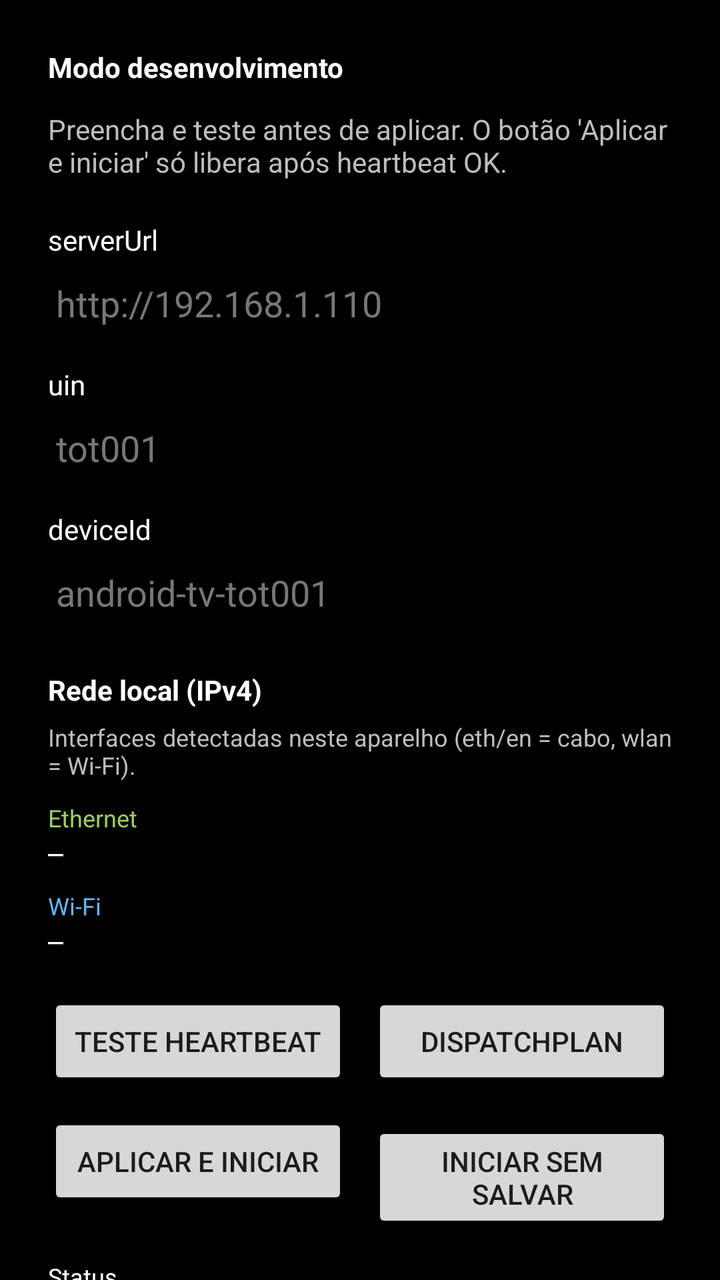
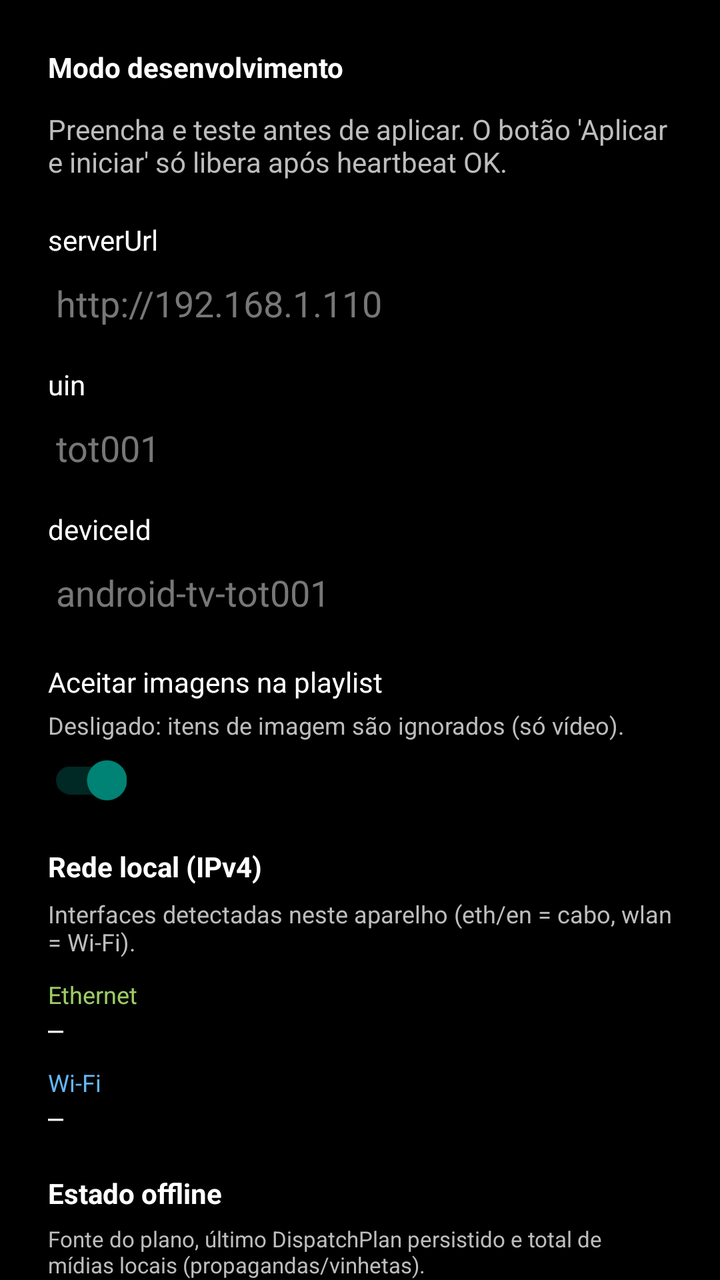

Compare the two renders of this Android layout. The source of the first and the diff that turns it into the second are given below.
<!-- AndroidManifest.xml: activity theme Theme.PlayerAD -->
<!-- res/layout/activity_debug_config.xml -->
<?xml version="1.0" encoding="utf-8"?>
<ScrollView xmlns:android="http://schemas.android.com/apk/res/android"
    android:layout_width="match_parent"
    android:layout_height="match_parent"
    android:background="#000000">

    <LinearLayout
        android:layout_width="match_parent"
        android:layout_height="wrap_content"
        android:padding="24dp"
        android:orientation="vertical">

        <TextView
            android:id="@+id/textReason"
            android:layout_width="match_parent"
            android:layout_height="wrap_content"
            android:textColor="#FFFFFF"
            android:textStyle="bold"
            android:text="Modo desenvolvimento"/>

        <TextView
            android:layout_width="match_parent"
            android:layout_height="wrap_content"
            android:layout_marginTop="12dp"
            android:textColor="#BDBDBD"
            android:text="Preencha e teste antes de aplicar. O botão 'Aplicar e iniciar' só libera após heartbeat OK."/>

        <TextView
            android:layout_width="match_parent"
            android:layout_height="wrap_content"
            android:layout_marginTop="20dp"
            android:textColor="#FFFFFF"
            android:text="serverUrl"/>

        <EditText
            android:id="@+id/editServerUrl"
            android:layout_width="match_parent"
            android:layout_height="wrap_content"
            android:inputType="textUri"
            android:textColor="#FFFFFF"
            android:textColorHint="#777777"
            android:hint="http://192.168.1.110"/>

        <TextView
            android:layout_width="match_parent"
            android:layout_height="wrap_content"
            android:layout_marginTop="12dp"
            android:textColor="#FFFFFF"
            android:text="uin"/>

        <EditText
            android:id="@+id/editUin"
            android:layout_width="match_parent"
            android:layout_height="wrap_content"
            android:inputType="text"
            android:textColor="#FFFFFF"
            android:textColorHint="#777777"
            android:hint="tot001"/>

        <TextView
            android:layout_width="match_parent"
            android:layout_height="wrap_content"
            android:layout_marginTop="12dp"
            android:textColor="#FFFFFF"
            android:text="deviceId"/>

        <EditText
            android:id="@+id/editDeviceId"
            android:layout_width="match_parent"
            android:layout_height="wrap_content"
            android:inputType="text"
            android:textColor="#FFFFFF"
            android:textColorHint="#777777"
            android:hint="android-tv-tot001"/>

        <TextView
            android:layout_width="match_parent"
            android:layout_height="wrap_content"
            android:layout_marginTop="20dp"
            android:textColor="#FFFFFF"
            android:textStyle="bold"
            android:text="Rede local (IPv4)"/>

        <TextView
            android:layout_width="match_parent"
            android:layout_height="wrap_content"
            android:layout_marginTop="6dp"
            android:textColor="#BDBDBD"
            android:textSize="12sp"
            android:text="Interfaces detectadas neste aparelho (eth/en = cabo, wlan = Wi‑Fi)."/>

        <TextView
            android:layout_width="match_parent"
            android:layout_height="wrap_content"
            android:layout_marginTop="10dp"
            android:textColor="#9CCC65"
            android:textSize="12sp"
            android:text="Ethernet"/>

        <TextView
            android:id="@+id/textIpEthernet"
            android:layout_width="match_parent"
            android:layout_height="wrap_content"
            android:textColor="#FFFFFF"
            android:textSize="13sp"
            android:fontFamily="monospace"
            android:text="—"/>

        <TextView
            android:layout_width="match_parent"
            android:layout_height="wrap_content"
            android:layout_marginTop="10dp"
            android:textColor="#64B5F6"
            android:textSize="12sp"
            android:text="Wi‑Fi"/>

        <TextView
            android:id="@+id/textIpWifi"
            android:layout_width="match_parent"
            android:layout_height="wrap_content"
            android:textColor="#FFFFFF"
            android:textSize="13sp"
            android:fontFamily="monospace"
            android:text="—"/>

        <TextView
            android:id="@+id/labelIpOther"
            android:layout_width="match_parent"
            android:layout_height="wrap_content"
            android:layout_marginTop="10dp"
            android:textColor="#BDBDBD"
            android:textSize="12sp"
            android:visibility="gone"
            android:text="Outras interfaces"/>

        <TextView
            android:id="@+id/textIpOther"
            android:layout_width="match_parent"
            android:layout_height="wrap_content"
            android:textColor="#FFFFFF"
            android:textSize="12sp"
            android:fontFamily="monospace"
            android:visibility="gone"
            android:text=""/>

        <LinearLayout
            android:layout_width="match_parent"
            android:layout_height="wrap_content"
            android:orientation="horizontal"
            android:layout_marginTop="18dp">

            <Button
                android:id="@+id/btnTestHeartbeat"
                android:layout_width="0dp"
                android:layout_height="wrap_content"
                android:layout_weight="1"
                android:text="Teste heartbeat"/>

            <Button
                android:id="@+id/btnTestDispatch"
                android:layout_width="0dp"
                android:layout_height="wrap_content"
                android:layout_weight="1"
                android:layout_marginStart="12dp"
                android:text="DispatchPlan"/>
        </LinearLayout>

        <LinearLayout
            android:layout_width="match_parent"
            android:layout_height="wrap_content"
            android:orientation="horizontal"
            android:layout_marginTop="12dp">

            <Button
                android:id="@+id/btnApplyAndStart"
                android:layout_width="0dp"
                android:layout_height="wrap_content"
                android:layout_weight="1"
                android:text="Aplicar e iniciar"/>

            <Button
                android:id="@+id/btnStartWithoutSave"
                android:layout_width="0dp"
                android:layout_height="wrap_content"
                android:layout_weight="1"
                android:layout_marginStart="12dp"
                android:text="Iniciar sem salvar"/>
        </LinearLayout>

        <TextView
            android:id="@+id/textStatus"
            android:layout_width="match_parent"
            android:layout_height="wrap_content"
            android:layout_marginTop="18dp"
            android:textColor="#FFFFFF"
            android:textSize="12sp"
            android:text="Status..."/>

        <TextView
            android:layout_width="match_parent"
            android:layout_height="wrap_content"
            android:layout_marginTop="24dp"
            android:textColor="#FFFFFF"
            android:textStyle="bold"
            android:text="Registo operacional"/>

        <TextView
            android:layout_width="match_parent"
            android:layout_height="wrap_content"
            android:layout_marginTop="6dp"
            android:textColor="#BDBDBD"
            android:textSize="11sp"
            android:text="Ações, erros e recebimento de DispatchPlan (data/hora). Ficheiro privado em filesDir do app."/>

        <LinearLayout
            android:layout_width="match_parent"
            android:layout_height="wrap_content"
            android:orientation="horizontal"
            android:layout_marginTop="10dp">

            <Button
                android:id="@+id/btnRefreshOperationalLog"
                android:layout_width="0dp"
                android:layout_height="wrap_content"
                android:layout_weight="1"
                android:text="Atualizar registo"/>

            <Button
                android:id="@+id/btnClearOperationalLog"
                android:layout_width="0dp"
                android:layout_height="wrap_content"
                android:layout_weight="1"
                android:layout_marginStart="12dp"
                android:text="Limpar registo"/>
        </LinearLayout>

        <ScrollView
            android:layout_width="match_parent"
            android:layout_height="320dp"
            android:layout_marginTop="8dp"
            android:fillViewport="true"
            android:background="#1A1A1A">

            <TextView
                android:id="@+id/textOperationalLog"
                android:layout_width="match_parent"
                android:layout_height="wrap_content"
                android:padding="10dp"
                android:textColor="#E0E0E0"
                android:textSize="10sp"
                android:fontFamily="monospace"
                android:textIsSelectable="true"
                android:text="(carregar…)"/>
        </ScrollView>

    </LinearLayout>
</ScrollView>
<!-- resources referenced by this layout -->
<resources>
  <style name="Theme.PlayerAD" parent="Theme.AppCompat.Light.NoActionBar">
          <item name="android:windowFullscreen">true</item>
          <item name="android:showOnLockScreen">true</item>
      </style>
</resources>

<!-- the commit's change to res/layout/activity_debug_config.xml (unified diff, before → after) -->
@@ -76,6 +76,28 @@
         <TextView
             android:layout_width="match_parent"
             android:layout_height="wrap_content"
+            android:layout_marginTop="16dp"
+            android:textColor="#FFFFFF"
+            android:text="Aceitar imagens na playlist"/>
+
+        <TextView
+            android:layout_width="match_parent"
+            android:layout_height="wrap_content"
+            android:layout_marginTop="4dp"
+            android:textColor="#BDBDBD"
+            android:textSize="12sp"
+            android:text="Desligado: itens de imagem são ignorados (só vídeo)."/>
+
+        <androidx.appcompat.widget.SwitchCompat
+            android:id="@+id/switchAcceptImages"
+            android:layout_width="wrap_content"
+            android:layout_height="wrap_content"
+            android:layout_marginTop="6dp"
+            android:checked="true"/>
+
+        <TextView
+            android:layout_width="match_parent"
+            android:layout_height="wrap_content"
             android:layout_marginTop="20dp"
             android:textColor="#FFFFFF"
             android:textStyle="bold"
@@ -142,6 +164,32 @@
             android:fontFamily="monospace"
             android:visibility="gone"
             android:text=""/>
+
+        <TextView
+            android:layout_width="match_parent"
+            android:layout_height="wrap_content"
+            android:layout_marginTop="20dp"
+            android:textColor="#FFFFFF"
+            android:textStyle="bold"
+            android:text="Estado offline"/>
+
+        <TextView
+            android:layout_width="match_parent"
+            android:layout_height="wrap_content"
+            android:layout_marginTop="6dp"
+            android:textColor="#BDBDBD"
+            android:textSize="11sp"
+            android:text="Fonte do plano, último DispatchPlan persistido e total de mídias locais (propagandas/vinhetas)."/>
+
+        <TextView
+            android:id="@+id/textOfflineState"
+            android:layout_width="match_parent"
+            android:layout_height="wrap_content"
+            android:layout_marginTop="8dp"
+            android:textColor="#E0E0E0"
+            android:textSize="12sp"
+            android:fontFamily="monospace"
+            android:text="(carregar...)"/>
 
         <LinearLayout
             android:layout_width="match_parent"
